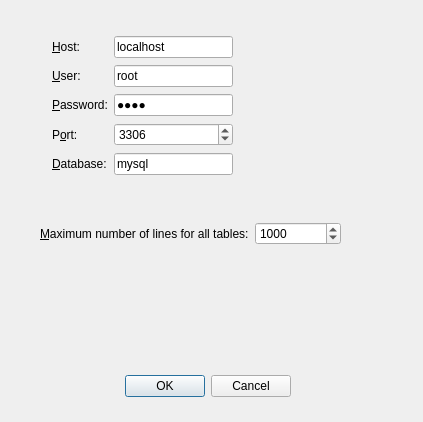
Old version of the form settingswindow.ui in the repository EinfachToll/MeinSQL.
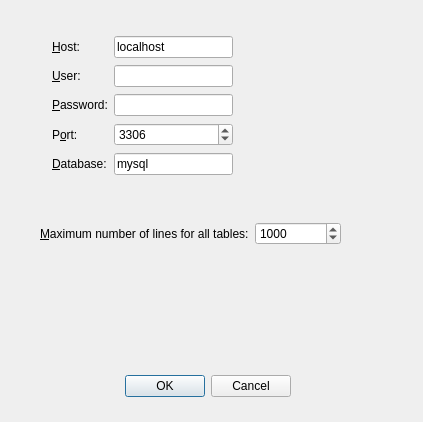
New version of the form.

The edit to the form file:
```diff
--- a/settingswindow.ui
+++ b/settingswindow.ui
@@ -69,7 +69,7 @@
     <item row="1" column="1">
      <widget class="QLineEdit" name="lineEdit_User">
       <property name="text">
-       <string>root</string>
+       <string></string>
       </property>
      </widget>
     </item>
@@ -86,7 +86,7 @@
     <item row="2" column="1">
      <widget class="QLineEdit" name="lineEdit_Password">
       <property name="text">
-       <string>root</string>
+       <string></string>
       </property>
       <property name="echoMode">
        <enum>QLineEdit::PasswordEchoOnEdit</enum>
```
